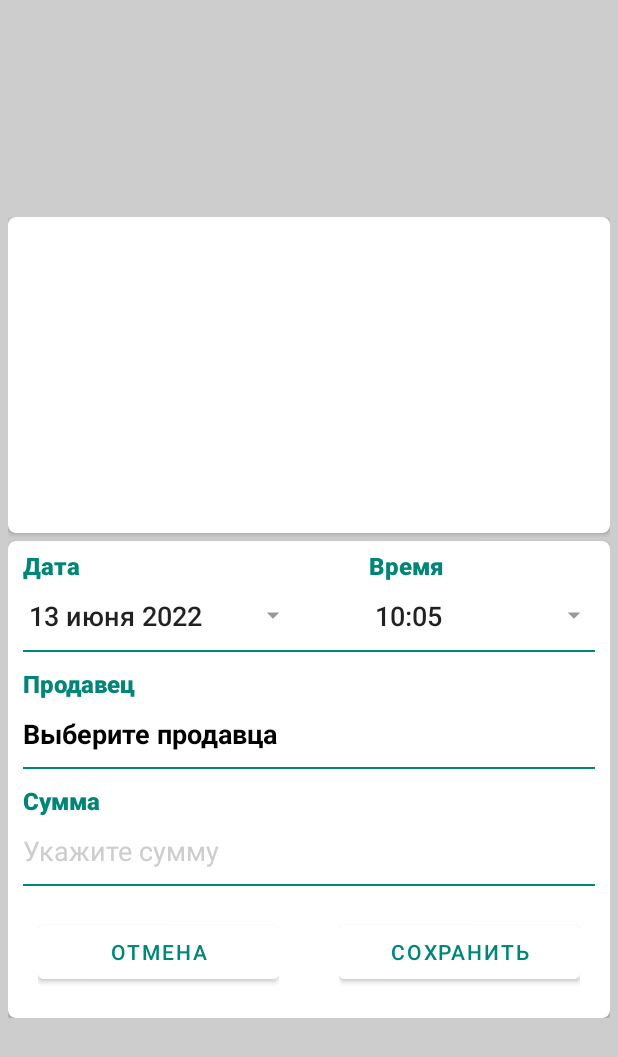
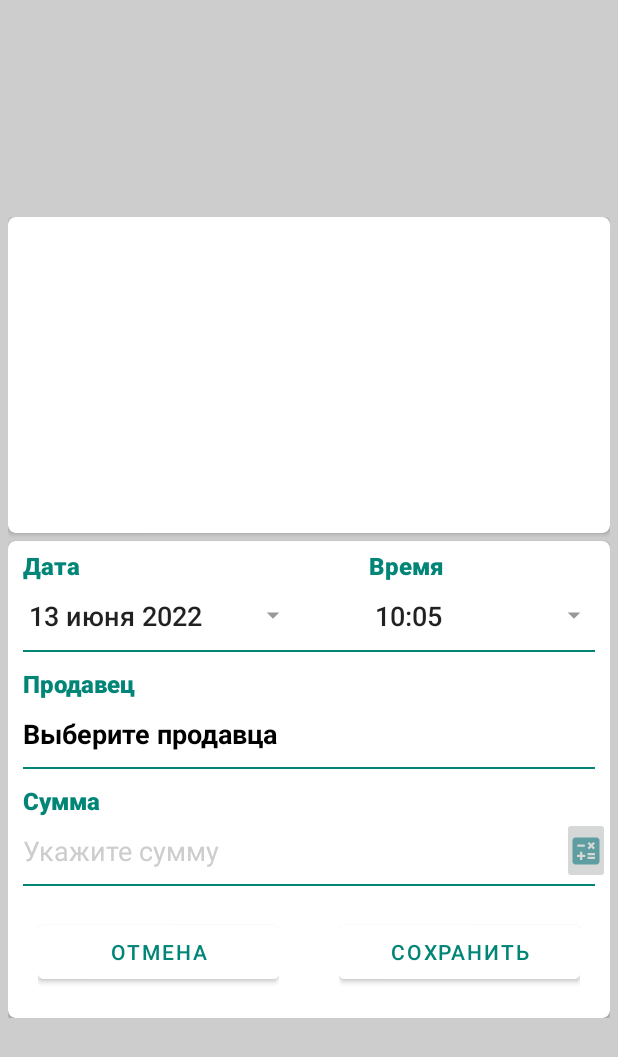
Before and after one commit to vvyus/BlogShop, an Android app: the layout activity_edit_purchase.xml on its own in the app's theme, with its tools: preview values and no code run, on a phone screen of 412 x 824 dp. Shown: the top 1057 px of the screen. Run offline under Robolectric (Android 15) with nearby library versions, the phone set to English and light mode, and no system bars.

Commit message:
Добавил калькулятор

```diff
--- a/app/src/main/AndroidManifest.xml
+++ b/app/src/main/AndroidManifest.xml
@@ -18,6 +18,10 @@
         android:roundIcon="@mipmap/ic_launcher_round"
         android:supportsRtl="true"
         android:theme="@style/AppTheme.NoActionBar">
+        <activity
+            android:name=".view.CalculatorActivity"
+            android:exported="false">
+        </activity>
         <activity
             android:name=".view.BaseListActivity"
             android:exported="false" />
--- a/app/src/main/java/com/vk/vsvans/BlogShop/util/UtilsString.kt
+++ b/app/src/main/java/com/vk/vsvans/BlogShop/util/UtilsString.kt
@@ -37,7 +37,7 @@ object UtilsString {
         // add fraction part if any
         if (parts.size > 1) {
             if (parts[1].length > FRACTION_LENGTH) {
-                number += mDecimalSeparator.toString() + parts[1].substring(0, FRACTION_LENGTH - 1)
+                number += mDecimalSeparator.toString() + parts[1].substring(0, FRACTION_LENGTH )
             } else {
                 number += mDecimalSeparator + parts[1]
             }
--- /dev/null
+++ b/app/src/main/res/drawable/ic_calculator.xml
@@ -0,0 +1,5 @@
+<vector android:height="24dp" android:tint="@color/blue_cadet_color"
+    android:viewportHeight="24" android:viewportWidth="24"
+    android:width="24dp" xmlns:android="http://schemas.android.com/apk/res/android">
+    <path android:fillColor="@android:color/white" android:pathData="M19,3H5C3.9,3 3,3.9 3,5v14c0,1.1 0.9,2 2,2h14c1.1,0 2,-0.9 2,-2V5C21,3.9 20.1,3 19,3zM13.03,7.06L14.09,6l1.41,1.41L16.91,6l1.06,1.06l-1.41,1.41l1.41,1.41l-1.06,1.06L15.5,9.54l-1.41,1.41l-1.06,-1.06l1.41,-1.41L13.03,7.06zM6.25,7.72h5v1.5h-5V7.72zM11.5,16h-2v2H8v-2H6v-1.5h2v-2h1.5v2h2V16zM18,17.25h-5v-1.5h5V17.25zM18,14.75h-5v-1.5h5V14.75z"/>
+</vector>
--- a/app/src/main/res/layout/activity_edit_purchase.xml
+++ b/app/src/main/res/layout/activity_edit_purchase.xml
@@ -233,10 +233,16 @@
                             android:textStyle="bold" />
 
 
+                        <LinearLayout
+                            android:layout_width="match_parent"
+                            android:layout_height="wrap_content"
+                            android:orientation="horizontal">
+
                             <com.vk.vsvans.BlogShop.util.NumberEditText
                                 android:id="@+id/edSummaPurchase"
                                 android:layout_width="match_parent"
                                 android:layout_height="wrap_content"
+                                android:layout_weight="2"
                                 android:background="@null"
                                 android:ems="10"
                                 android:hint="@string/summa_hint"
@@ -247,6 +253,14 @@
                                 app:digits_after_dot="2"
                                 app:digits_before_dot="10"
                                 app:show_soft_input_on_focus="true" />
+
+                            <ImageButton
+                                android:id="@+id/btnCalculator"
+                                android:layout_width="wrap_content"
+                                android:layout_height="match_parent"
+                                android:layout_weight="1"
+                                app:srcCompat="@drawable/ic_calculator" />
+                        </LinearLayout>
 
 
                         <LinearLayout
--- a/app/src/main/res/values/strings_no_translate.xml
+++ b/app/src/main/res/values/strings_no_translate.xml
@@ -9,4 +9,6 @@
     <string name="PRODUCT_ID" translatable="false">PRODUCT_ID</string>
     <string name="SELLER_ID" translatable="false">SELLER_ID</string>
     <string name="BASE_LIST_TYPE" translatable="false">BASE_LIST_TYPE</string>
+    <string name="AMOUNT" translatable="false">AMOUNT</string>
+
 </resources>
```
Also changed, not shown: app/src/main/java/com/vk/vsvans/BlogShop/calculator/CalculatorViewModel.kt (added, +70 -0 lines), app/src/main/java/com/vk/vsvans/BlogShop/view/EditPurchaseActivity.kt (+22 -0 lines), app/src/main/res/values/strings.xml (+18 -0 lines). Lines whose indentation alone changed are shown as unchanged.
